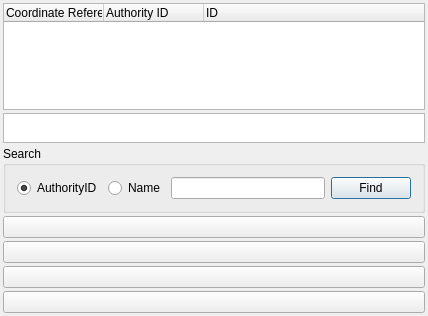
Old version of the form qgis/src/ui/qgsprojectionselectorbase.ui in the repository sourcepole/qgis.
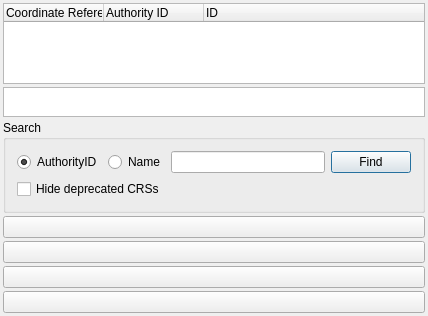
New version of the form. Icons and pictures are not drawn.

Commit message: [FEATURE] allow to hide deprecated CRSes

```diff
--- a/qgis/src/ui/qgsprojectionselectorbase.ui
+++ b/qgis/src/ui/qgsprojectionselectorbase.ui
@@ -153,6 +153,13 @@
         </property>
        </widget>
       </item>
+      <item row="1" column="0" colspan="4">
+       <widget class="QCheckBox" name="cbxHideDeprecated">
+        <property name="text">
+         <string>Hide deprecated CRSs</string>
+        </property>
+       </widget>
+      </item>
      </layout>
     </widget>
    </item>
```
The commit also changes 3 other files.
